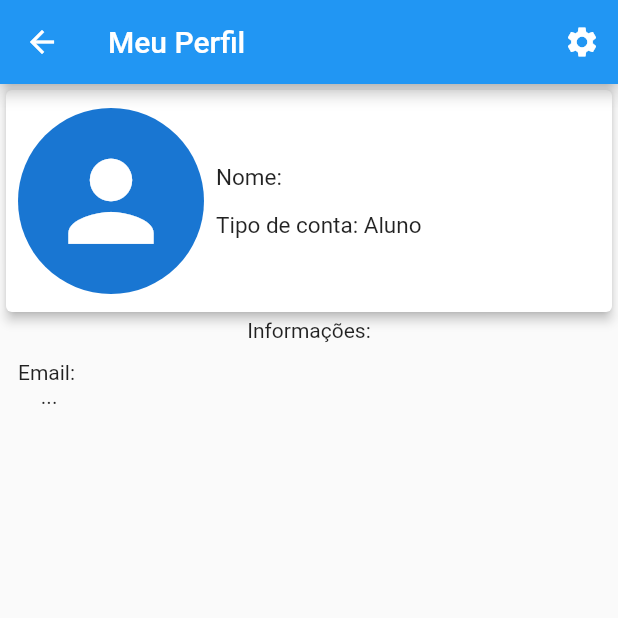
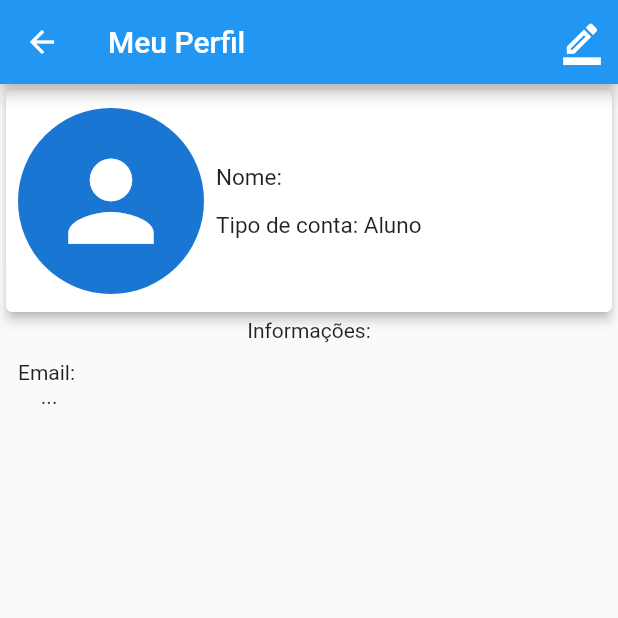
Before and after one commit to PedroH-Peres/projeto_obt, a Flutter app: the screen it shows once a user with an empty profile is signed in, after a tap on the "person" icon, on a phone screen of 412 x 824 dp, the top half of it. Run offline on Flutter 3.47's test engine with Material 2 defaults, Android fonts, the phone set to English and light mode, and no system bars; our stand-ins replace cloud_firestore, firebase_auth, firebase_core; missing offline and left inert: dart:ffi; accounts and stored records are empty.

Commit message:
perfiledit

```diff
--- a/lib/components/auth_form.dart
+++ b/lib/components/auth_form.dart
@@ -49,13 +49,14 @@ class _AuthFormState extends State<AuthForm> {
                     }
                     return null;
                   }),
-                  decoration: const InputDecoration(labelText: "Nome"),
+                  decoration: const InputDecoration(labelText: "Nome", border: OutlineInputBorder()),
                 ),
+                const SizedBox(height: 5,),
               TextFormField(
                 key: const ValueKey("email"),
                 initialValue: _formData.email,
                 onChanged: ((email) => _formData.email = email),
-                decoration: const InputDecoration(labelText: "Email"),
+                decoration: const InputDecoration(labelText: "Email", border: OutlineInputBorder()),
                 validator: ((value) {
                   if(!value!.contains('@') && value.length <= 10){
                     return "E-mail inválido.";
@@ -63,6 +64,7 @@ class _AuthFormState extends State<AuthForm> {
                   return null;
                 }),
               ),
+              const SizedBox(height: 5,),
               TextFormField(
                 key: const ValueKey("senha"),
                 initialValue: _formData.password,
@@ -74,17 +76,20 @@ class _AuthFormState extends State<AuthForm> {
                   }
                   return null;
                 }),
-                decoration: const InputDecoration(labelText: "Senha"),
+                decoration: const InputDecoration(labelText: "Senha", border: OutlineInputBorder()),
               ),
               if (!_formData.isLogin)
                 Row(
                   children: [
+                    const SizedBox(width: 5,),
                     const Text("Tipo de conta: "),
                     const SizedBox(
-                      width: 8,
+                      width: 12,
                     ),
                     DropdownButton<String>(
                       value: dropDownValue,
+                      elevation: 12,
+                      underline: Container(height: 2, color: Colors.black,),
                       onChanged: (tipo) {
                         setState(() {
                           dropDownValue = tipo ?? 'Aluno';
--- a/lib/pages/perfil_page.dart
+++ b/lib/pages/perfil_page.dart
@@ -3,12 +3,21 @@ import 'dart:ffi';
 import 'package:flutter/material.dart';
 import 'package:flutter/src/widgets/container.dart';
 import 'package:flutter/src/widgets/framework.dart';
+import 'package:projeto_obt/components/edit_perfil.dart';
 import 'package:projeto_obt/core/auth/auth_firebase_service.dart';
 
 import '../core/auth/auth_service.dart';
 import '../core/models/app_user.dart';
 
-class PerfilPage extends StatelessWidget {
+class PerfilPage extends StatefulWidget {
+
+  @override
+  State<PerfilPage> createState() => _PerfilPageState();
+}
+
+class _PerfilPageState extends State<PerfilPage> {
+
+  bool isEditMode = false;
 
   @override
   Widget build(BuildContext context) {
@@ -20,22 +29,19 @@ class PerfilPage extends StatelessWidget {
         actions: [
           IconButton(
               onPressed: () {
-                showDialog(context: context, builder: (context)=> Center(
-                  child: Container(
-                    width: 250,
-                    height: 300,
-                    decoration: BoxDecoration(color: Colors.white),
-                    child: Column(children: [
-                      SizedBox(height: 8,),
-                    Text("Configurações", style: TextStyle(fontSize: 16, color: Colors.black, inherit: false),),
-                    TextButton(onPressed: null, child: Text("Trocar imagem"))
-                  ],)),
-                ));
+                if(isEditMode){
+
+                }
+                setState(() {
+                  isEditMode = !isEditMode;
+                });
               },
-              icon: Icon(Icons.settings))
+              icon: Icon(isEditMode ? Icons.check_circle_outline: Icons.border_color_outlined, size: 30,))
         ],
       ),
-      body: Column(
+      body: isEditMode ? EditPerfil()
+      :
+      Column(
         children: [
           Card(
             elevation: 3,
@@ -61,7 +67,7 @@ class PerfilPage extends StatelessWidget {
                       'Nome: ${AuthService().currentUser!.name}',
                       style: TextStyle(fontSize: 15),
                     ),
-                    SizedBox(
+                    const SizedBox(
                       height: 14,
                     ),
                     Text(
```
Also changed, not shown: lib/components/edit_perfil.dart (added, +48 -0 lines).
